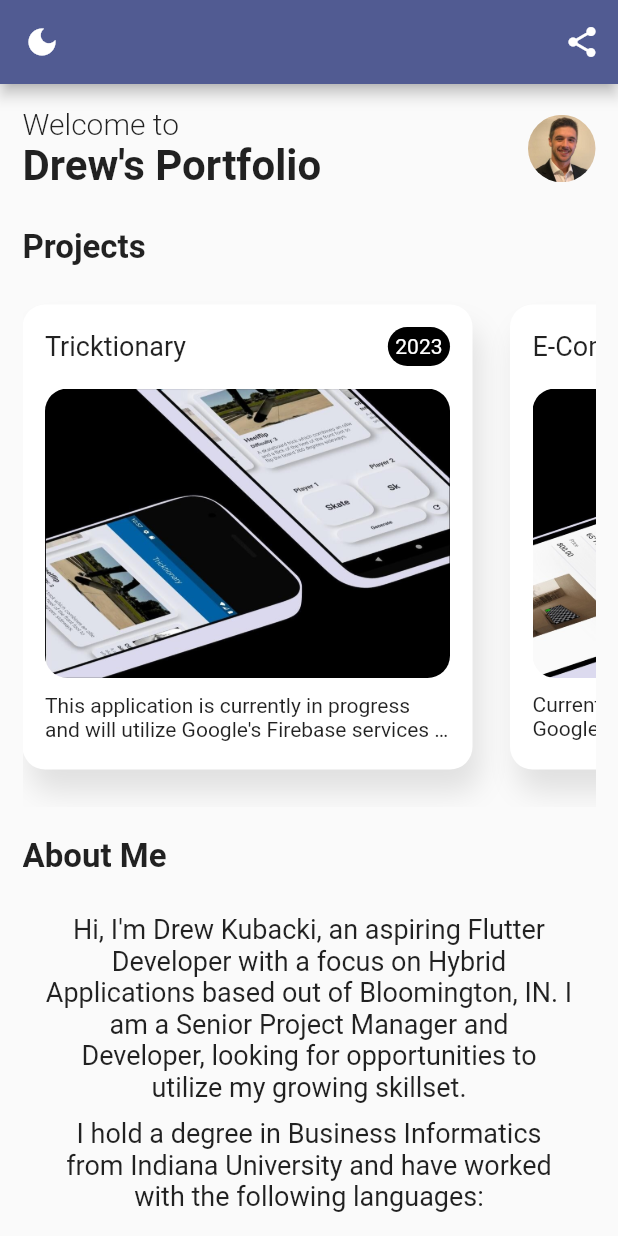
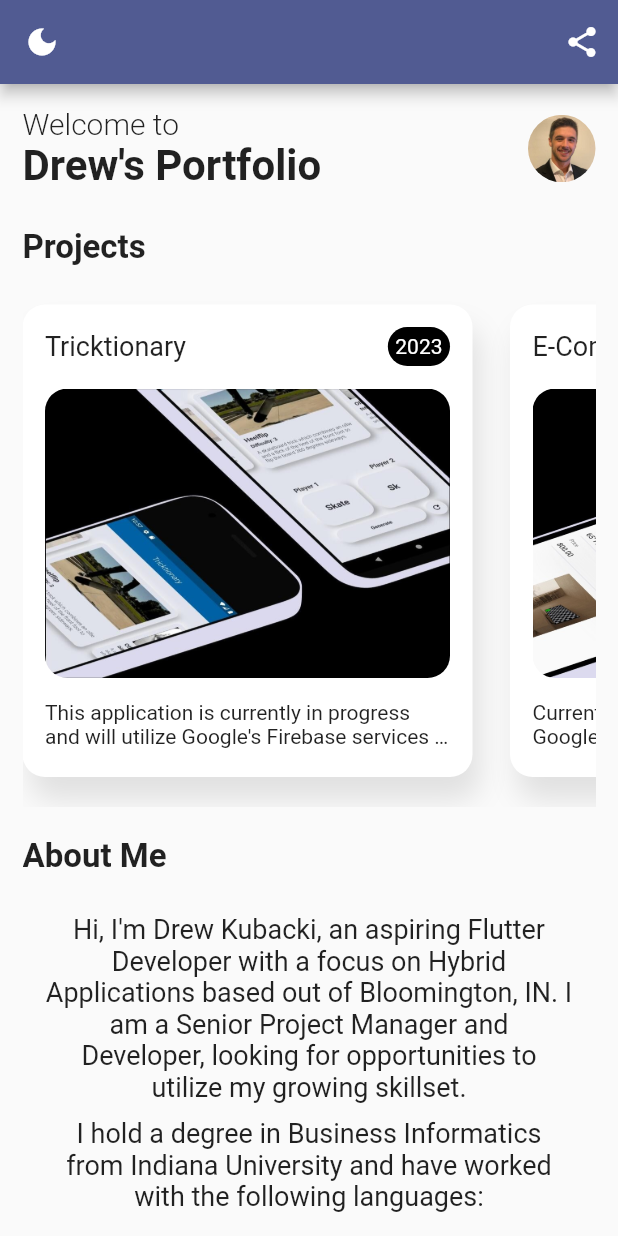
Before and after one commit to drewkubacki/my_portfolio, a Flutter app: the screen it shows after launch, on a phone screen of 412 x 824 dp. Run offline on Flutter 3.47's test engine with Material 2 defaults, Android fonts, the phone set to English and light mode, and no system bars; our stand-ins replace share_plus.

Commit message:
Resolved the renderflex overflow on the project List/Grid View on the home page

```diff
--- a/lib/widgets/Cards/project_card.dart
+++ b/lib/widgets/Cards/project_card.dart
@@ -19,8 +19,8 @@
               builder: (_) => RevisedProjectDetail(project: project))),
       child: Container(
         width: 300,
-        margin: const EdgeInsets.only(top: 15.0, right: 25.0, bottom: 25.0),
-        padding: const EdgeInsets.all(15.0),
+        margin: const EdgeInsets.only(top: 15.0, right: 25.0, bottom: 20.0),
+        padding: const EdgeInsets.only(top: 15.0, left: 15.0, right: 15.0),
         decoration: BoxDecoration(
             color: Theme.of(context).cardColor,
             borderRadius: BorderRadius.circular(15.0),
@@ -47,7 +47,6 @@
                   decoration: BoxDecoration(
                     color: Colors.black,
                     borderRadius: BorderRadius.circular(15.0),
-                    //border: Border.all(color: Colors.black),
                   ),
                   padding: const EdgeInsets.all(5.0),
                   child: Text(
@@ -74,7 +73,7 @@
               ),
             ),
             const SizedBox(
-              height: 10,
+              height: 15,
             ),
             Text(
               project.description,
```
Also changed, not shown: 1 other file.
